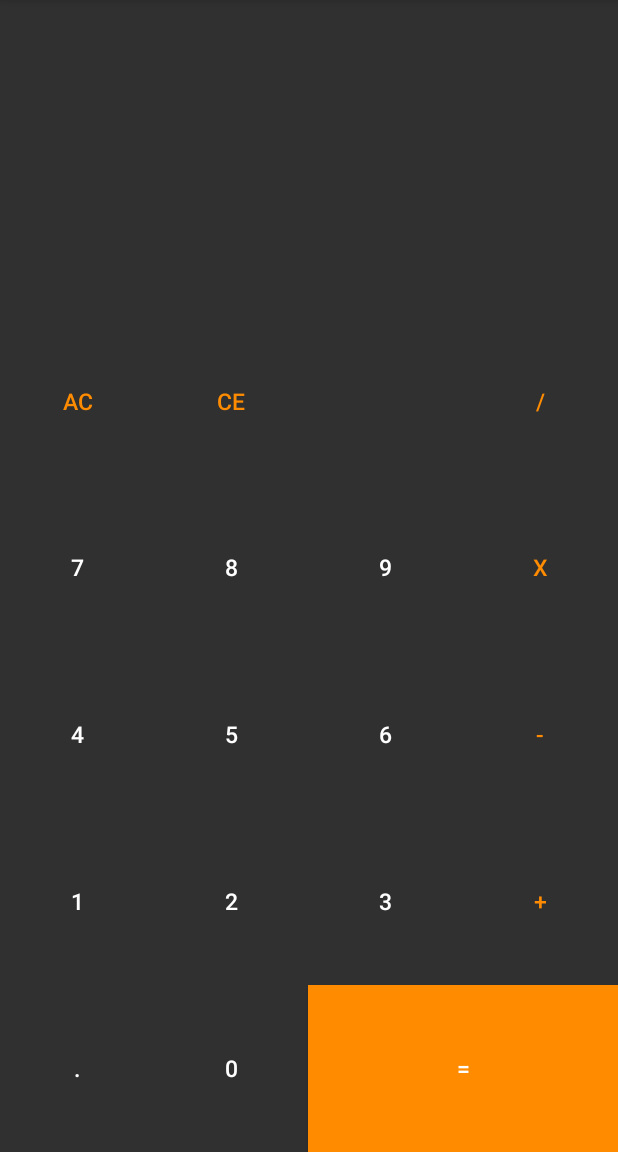
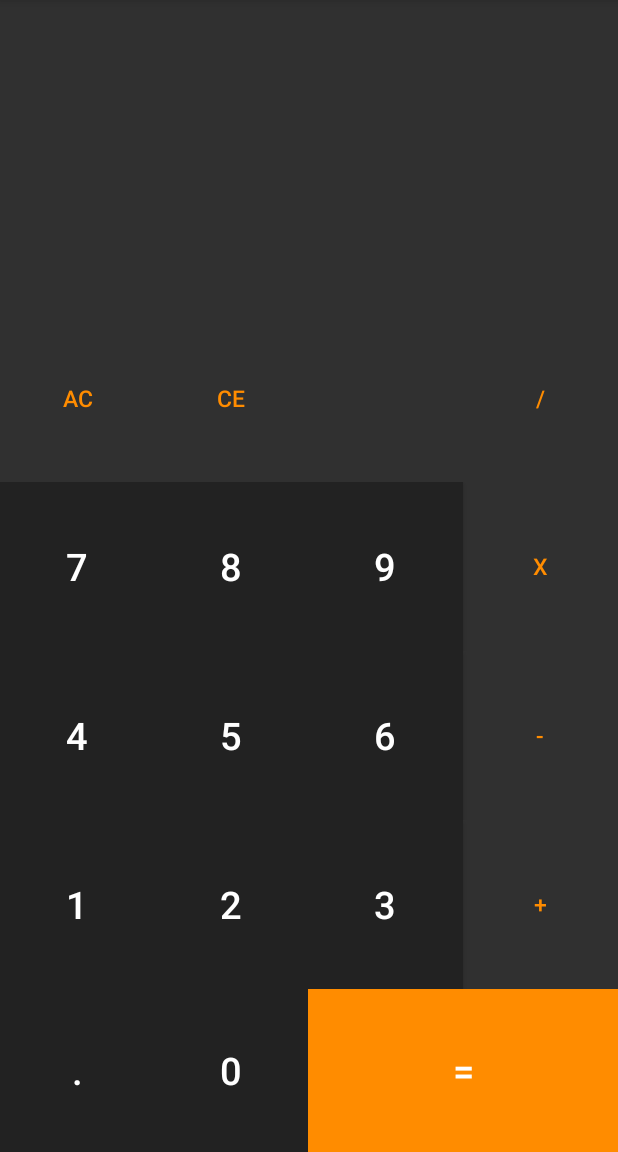
Before and after one commit to snimarpal/CalculatorModrenUI, an Android app: the screen it shows after launch (MainActivity), on a phone screen of 412 x 824 dp, the part 84-1236 px from its top. Run offline under Robolectric (Android 15) with nearby library versions, the phone set to English and light mode, and no system bars.

Commit message:
Adding logic, giving ids to buttons and views and mostly changing MainActivity.kt (crashing bug when pressed equals)

```diff
--- a/app/src/main/java/com/example/calculatormodrenui/MainActivity.kt
+++ b/app/src/main/java/com/example/calculatormodrenui/MainActivity.kt
@@ -2,10 +2,114 @@ package com.example.calculatormodrenui
 
 import androidx.appcompat.app.AppCompatActivity
 import android.os.Bundle
+import android.view.View
+import android.widget.Button
+import android.widget.TextView
+import java.lang.StringBuilder
 
-class MainActivity : AppCompatActivity() {
+class MainActivity : AppCompatActivity(), View.OnClickListener {
+    private lateinit var textViewInput: TextView
+    private lateinit var textViewResult: TextView
+
+    private var input: StringBuilder = StringBuilder()
+    private var num1: Double = 0.0
+    private var num2: Double = 0.0
+    private var operator: String? = null
+
     override fun onCreate(savedInstanceState: Bundle?) {
         super.onCreate(savedInstanceState)
         setContentView(R.layout.activity_main)
+
+        // Find the TextViews by their IDs
+        textViewInput = findViewById(R.id.textViewInput)
+        textViewResult = findViewById(R.id.textViewResult)
+
+        // Set click listeners for buttons
+        val buttons = arrayOf(
+            R.id.button0, R.id.button1, R.id.button2, R.id.button3,
+            R.id.button4, R.id.button5, R.id.button6, R.id.button7,
+            R.id.button8, R.id.button9, R.id.buttonDot, R.id.buttonEquals,
+            R.id.buttonAdd, R.id.buttonSubtract, R.id.buttonMultiply, R.id.buttonDivide,
+            R.id.buttonAC, R.id.buttonCE
+        )
+
+        for (buttonId in buttons) {
+            findViewById<Button>(buttonId).setOnClickListener(this)
+        }
+    }
+
+    override fun onClick(view: View) {
+        when (view.id) {
+            R.id.button0, R.id.button1, R.id.button2, R.id.button3,
+            R.id.button4, R.id.button5, R.id.button6, R.id.button7,
+            R.id.button8, R.id.button9, R.id.buttonDot -> {
+                val buttonText = (view as Button).text
+                appendInput(buttonText.toString())
+            }
+
+            R.id.buttonAC -> clearInput()
+            R.id.buttonCE -> deleteLastInput()
+            R.id.buttonDivide -> setOperator("/")
+            R.id.buttonMultiply -> setOperator("*")
+            R.id.buttonSubtract -> setOperator("-")
+            R.id.buttonAdd -> setOperator("+")
+            R.id.buttonEquals -> calculateResult()
+
+        }
+    }
+
+    fun appendInput(value: String) {
+        input.append(value)
+        textViewInput.text = input.toString()
+    }
+
+    fun clearInput() {
+        input.clear()
+        num1 = 0.0
+        num2 = 0.0
+        operator = null
+        textViewInput.text = ""
+        textViewResult.text = ""
+    }
+
+    fun deleteLastInput() {
+        if (input.isNotEmpty()) {
+            input.deleteAt(input.length - 1)
+            textViewInput.text = input.toString()
+        }
+    }
+
+    fun setOperator(operator: String) {
+        if (input.isNotEmpty()) {
+            num1 = input.toString().toDouble()
+            this.operator = operator
+            input.append(operator)
+            textViewInput.text = input.toString()
+        }
+    }
+
+    fun calculateResult() {
+        if (input.isNotEmpty() && operator != null) {
+            num2 = input.toString().toDouble()
+            var result = 0.0
+
+            when (operator) {
+                "+" -> result = num1 + num2
+                "-" -> result = num1 - num2
+                "*" -> result = num1 * num2
+                "/" -> {
+                    if (num2 != 0.0) {
+                        result = num1 / num2
+                    } else {
+                        textViewResult.text = "Error: Division by Zero"
+                        return
+                    }
+                }
+            }
+
+            textViewResult.text = result.toString()
+            clearInput()
+            num1 = result
+        }
     }
 }
--- a/app/src/main/res/layout/activity_main.xml
+++ b/app/src/main/res/layout/activity_main.xml
@@ -15,6 +15,7 @@
 
 
         <TextView
+            android:id="@+id/textViewInput"
             android:layout_width="match_parent"
             android:layout_height="wrap_content"
             android:layout_margin="20dp"
@@ -24,6 +25,7 @@
             android:textSize="25dp" />
 
         <TextView
+            android:id="@+id/textViewResult"
             android:layout_width="match_parent"
             android:layout_height="wrap_content"
             android:layout_margin="20dp"
@@ -38,20 +40,24 @@
         style="@style/buttonRow">
 
         <Button
+            android:id="@+id/buttonAC"
             style="@style/buttonOPeration"
             android:text="AC" >
         </Button>
 
         <Button
+            android:id="@+id/buttonCE"
             style="@style/buttonOPeration"
             android:text="CE" >
         </Button>
 
         <Button
-            style="@style/buttonNumber">
+            style="@style/buttonNumber"
+            android:background="@null">
         </Button>
 
         <Button
+            android:id="@+id/buttonDivide"
             style="@style/buttonOPeration"
             android:text="/" >
         </Button>
@@ -60,21 +66,25 @@
         style="@style/buttonRow">
 
         <Button
+            android:id="@+id/button7"
             style="@style/buttonNumber"
             android:text="7" >
         </Button>
 
         <Button
+            android:id="@+id/button8"
             style="@style/buttonNumber"
             android:text="8" >
         </Button>
 
         <Button
+            android:id="@+id/button9"
             style="@style/buttonNumber"
             android:text="9" >
         </Button>
 
         <Button
+            android:id="@+id/buttonMultiply"
             style="@style/buttonOPeration"
             android:text="X" >
         </Button>
@@ -84,21 +94,25 @@
         style="@style/buttonRow">
 
         <Button
+            android:id="@+id/button4"
             style="@style/buttonNumber"
             android:text="4" >
         </Button>
 
         <Button
+            android:id="@+id/button5"
             style="@style/buttonNumber"
             android:text="5" >
         </Button>
 
         <Button
+            android:id="@+id/button6"
             style="@style/buttonNumber"
             android:text="6" >
         </Button>
 
         <Button
+            android:id="@+id/buttonSubtract"
             style="@style/buttonOPeration"
             android:text="-" >
         </Button>
@@ -108,21 +122,25 @@
         style="@style/buttonRow">
 
         <Button
+            android:id="@+id/button1"
             style="@style/buttonNumber"
             android:text="1" >
         </Button>
 
         <Button
+            android:id="@+id/button2"
             style="@style/buttonNumber"
             android:text="2" >
         </Button>
 
         <Button
+            android:id="@+id/button3"
             style="@style/buttonNumber"
             android:text="3" >
         </Button>
 
         <Button
+            android:id="@+id/buttonAdd"
             style="@style/buttonOPeration"
             android:text="+" >
         </Button>
@@ -132,11 +150,13 @@
         style="@style/buttonRow">
 
         <Button
+            android:id="@+id/buttonDot"
             style="@style/buttonNumber"
             android:text="." >
         </Button>
 
         <Button
+            android:id="@+id/button0"
             style="@style/buttonNumber"
             android:text="0" >
         </Button>
@@ -144,6 +164,7 @@
 
 
         <Button
+            android:id="@+id/buttonEquals"
             style="@style/buttonNumber"
             android:background="@color/orange"
             android:layout_weight="2"
--- a/app/src/main/res/values/styles.xml
+++ b/app/src/main/res/values/styles.xml
@@ -10,8 +10,8 @@
         <item name="android:layout_width">0dp</item>
         <item name="android:layout_height">match_parent</item>
         <item name="android:layout_weight">1</item>
-        <item name="android:textSize">15dp</item>
-        <item name="android:background">@null</item>
+        <item name="android:textSize">25dp</item>
+        <item name="android:background">@color/grayishBlack</item>
         <item name="android:textColor">@color/white</item>
     </style>
 
```
